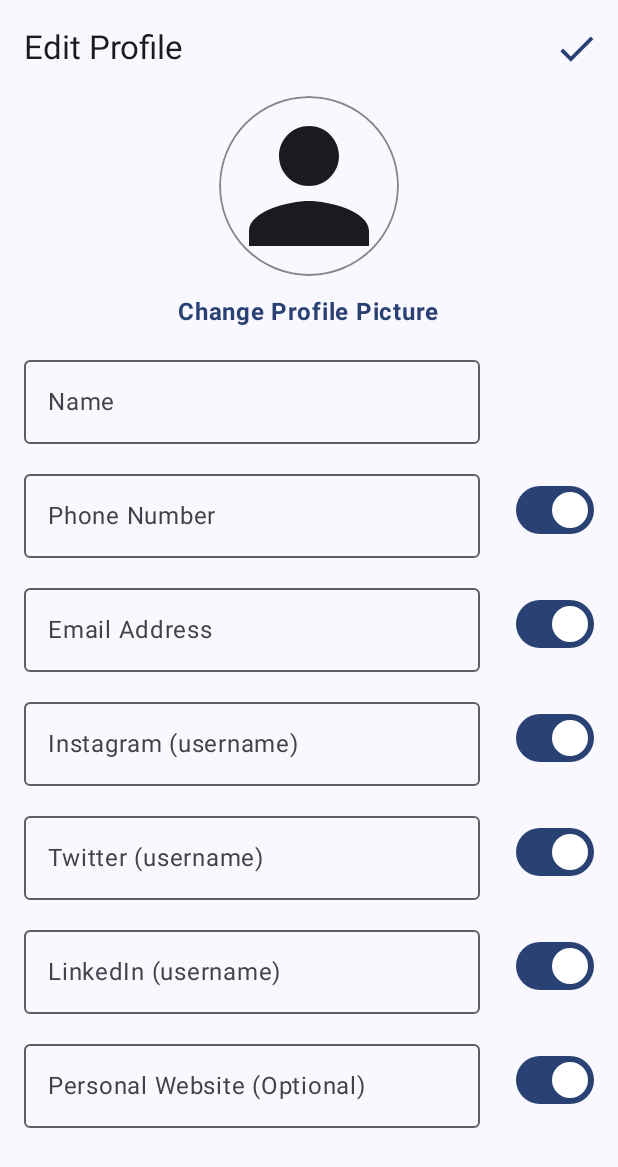
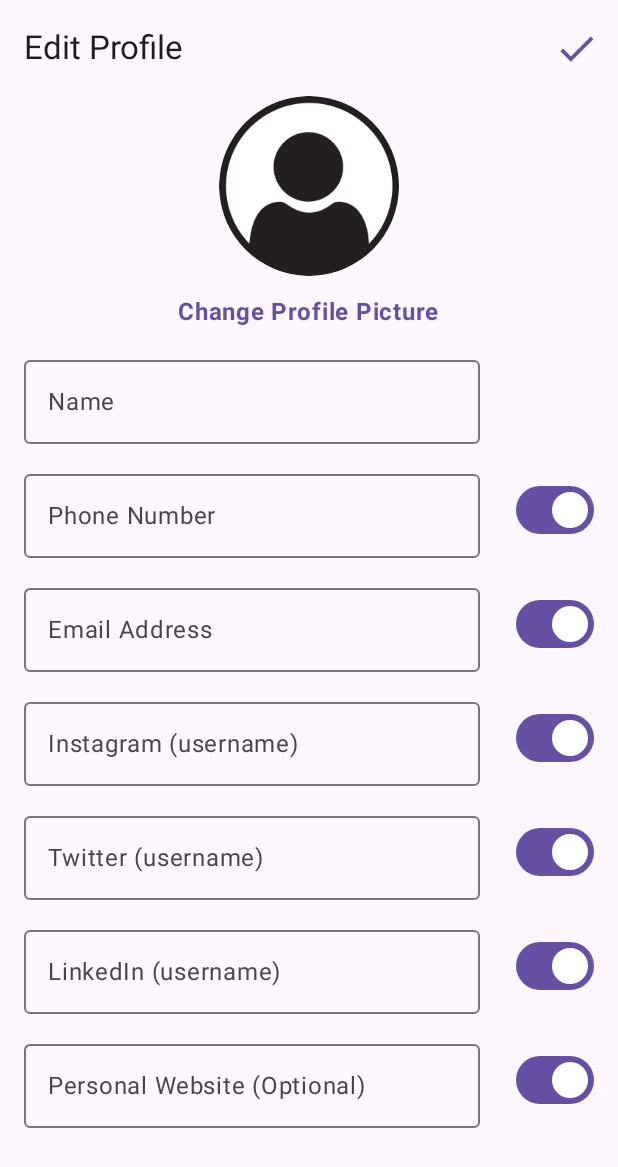
Before and after one commit to aubynsamuel/cardIt, an Android app built with Jetpack Compose: the screen it shows after launch (MainActivity), after a tap on "Edit", on a phone screen of 412 x 824 dp. Shown: the top 1167 px of the screen. Run offline under Robolectric (Android 15) with nearby library versions, the phone set to English and light mode, and no system bars; our stand-ins replace Room's generated code; pictures from the network do not load.

Commit message:
* added fallback profile picture * disabled dynamic themes

```diff
--- a/app/build.gradle.kts
+++ b/app/build.gradle.kts
@@ -22,7 +22,7 @@ android {
 
     buildTypes {
         release {
-            val boolean = true
+            val boolean = false
             isMinifyEnabled = boolean
             isShrinkResources = boolean
             proguardFiles(
--- a/app/src/main/java/com/aubynsamuel/cardit/ui/screens/EditProfileScreen.kt
+++ b/app/src/main/java/com/aubynsamuel/cardit/ui/screens/EditProfileScreen.kt
@@ -4,7 +4,6 @@ import android.content.Intent
 import androidx.activity.compose.rememberLauncherForActivityResult
 import androidx.activity.result.PickVisualMediaRequest
 import androidx.activity.result.contract.ActivityResultContracts
-import androidx.compose.foundation.border
 import androidx.compose.foundation.clickable
 import androidx.compose.foundation.layout.Arrangement
 import androidx.compose.foundation.layout.Box
@@ -18,7 +17,6 @@ import androidx.compose.foundation.shape.CircleShape
 import androidx.compose.foundation.verticalScroll
 import androidx.compose.material.icons.Icons
 import androidx.compose.material.icons.filled.Done
-import androidx.compose.material.icons.filled.Person
 import androidx.compose.material3.ExperimentalMaterial3Api
 import androidx.compose.material3.Icon
 import androidx.compose.material3.IconButton
@@ -31,7 +29,6 @@ import androidx.compose.runtime.Composable
 import androidx.compose.ui.Alignment
 import androidx.compose.ui.Modifier
 import androidx.compose.ui.draw.clip
-import androidx.compose.ui.graphics.Color
 import androidx.compose.ui.layout.ContentScale
 import androidx.compose.ui.platform.LocalContext
 import androidx.compose.ui.text.font.FontWeight
@@ -39,6 +36,7 @@ import androidx.compose.ui.unit.dp
 import androidx.core.net.toUri
 import androidx.lifecycle.viewmodel.compose.viewModel
 import coil.compose.AsyncImage
+import coil.compose.rememberAsyncImagePainter
 import com.aubynsamuel.cardit.models.ProfileEnum
 import com.aubynsamuel.cardit.ui.components.ItemRow
 import com.aubynsamuel.cardit.ui.components.SwitchableTextField
@@ -110,22 +108,13 @@ fun EditProfileScreen(
                     },
                 contentAlignment = Alignment.Center
             ) {
-                if (userProfile.profilePhotoUri.isNotBlank()) {
-                    AsyncImage(
-                        model = userProfile.profilePhotoUri.toUri(),
-                        contentDescription = "Profile Photo",
-                        modifier = Modifier.fillMaxSize(),
-                        contentScale = ContentScale.Crop
-                    )
-                } else {
-                    Icon(
-                        Icons.Default.Person,
-                        contentDescription = "Profile Picture Placeholder",
-                        modifier = Modifier
-                            .fillMaxSize()
-                            .border(width = 1.dp, shape = CircleShape, color = Color.Gray),
-                    )
-                }
+                AsyncImage(
+                    model = userProfile.profilePhotoUri.toUri(),
+                    contentDescription = "Profile Photo",
+                    modifier = Modifier.fillMaxSize(),
+                    contentScale = ContentScale.Crop,
+                    error = rememberAsyncImagePainter(com.aubynsamuel.cardit.R.drawable.person)
+                )
             }
             Text(
                 text = "Change Profile Picture",
--- a/app/src/main/java/com/aubynsamuel/cardit/ui/screens/ProfileScreen.kt
+++ b/app/src/main/java/com/aubynsamuel/cardit/ui/screens/ProfileScreen.kt
@@ -1,6 +1,5 @@
 package com.aubynsamuel.cardit.ui.screens
 
-import androidx.compose.foundation.border
 import androidx.compose.foundation.layout.Arrangement
 import androidx.compose.foundation.layout.Box
 import androidx.compose.foundation.layout.Column
@@ -10,10 +9,7 @@ import androidx.compose.foundation.layout.size
 import androidx.compose.foundation.rememberScrollState
 import androidx.compose.foundation.shape.CircleShape
 import androidx.compose.foundation.verticalScroll
-import androidx.compose.material.icons.Icons
-import androidx.compose.material.icons.filled.Person
 import androidx.compose.material3.ExperimentalMaterial3Api
-import androidx.compose.material3.Icon
 import androidx.compose.material3.IconButton
 import androidx.compose.material3.MaterialTheme
 import androidx.compose.material3.Scaffold
@@ -23,7 +19,6 @@ import androidx.compose.runtime.Composable
 import androidx.compose.ui.Alignment
 import androidx.compose.ui.Modifier
 import androidx.compose.ui.draw.clip
-import androidx.compose.ui.graphics.Color
 import androidx.compose.ui.layout.ContentScale
 import androidx.compose.ui.text.font.FontWeight
 import androidx.compose.ui.unit.dp
@@ -32,6 +27,7 @@ import androidx.core.net.toUri
 import androidx.lifecycle.viewmodel.compose.viewModel
 import androidx.navigation.NavHostController
 import coil.compose.AsyncImage
+import coil.compose.rememberAsyncImagePainter
 import com.aubynsamuel.cardit.ui.components.BottomTabs
 import com.aubynsamuel.cardit.ui.components.DetailItem
 import com.aubynsamuel.cardit.ui.components.ItemRow
@@ -86,22 +82,13 @@ fun ProfileScreen(
                     .clip(CircleShape),
                 contentAlignment = Alignment.Center
             ) {
-                if (userProfile.profilePhotoUri.isNotBlank()) {
-                    AsyncImage(
-                        model = userProfile.profilePhotoUri.toUri(),
-                        contentDescription = "Profile Photo",
-                        modifier = Modifier.fillMaxSize(),
-                        contentScale = ContentScale.Crop
-                    )
-                } else {
-                    Icon(
-                        Icons.Default.Person,
-                        contentDescription = "Profile Picture Placeholder",
-                        modifier = Modifier
-                            .fillMaxSize()
-                            .border(width = 1.dp, shape = CircleShape, color = Color.Gray),
-                    )
-                }
+                AsyncImage(
+                    model = userProfile.profilePhotoUri.toUri(),
+                    contentDescription = "Profile Photo",
+                    modifier = Modifier.fillMaxSize(),
+                    contentScale = ContentScale.Crop,
+                    error = rememberAsyncImagePainter(com.aubynsamuel.cardit.R.drawable.person)
+                )
             }
             Column(
                 horizontalAlignment = Alignment.CenterHorizontally,
--- a/app/src/main/java/com/aubynsamuel/cardit/ui/theme/Theme.kt
+++ b/app/src/main/java/com/aubynsamuel/cardit/ui/theme/Theme.kt
@@ -11,15 +11,15 @@ import androidx.compose.runtime.Composable
 import androidx.compose.ui.platform.LocalContext
 
 private val DarkColorScheme = darkColorScheme(
-    primary = Purple80,
-    secondary = PurpleGrey80,
-    tertiary = Pink80
+//    primary = Purple80,
+//    secondary = PurpleGrey80,
+//    tertiary = Pink80
 )
 
 private val LightColorScheme = lightColorScheme(
-    primary = Purple40,
-    secondary = PurpleGrey40,
-    tertiary = Pink40
+//    primary = Purple40,
+//    secondary = PurpleGrey40,
+//    tertiary = Pink40
 
     /* Other default colors to override
     background = Color(0xFFFFFBFE),
@@ -35,8 +35,7 @@ private val LightColorScheme = lightColorScheme(
 @Composable
 fun CardItTheme(
     darkTheme: Boolean = isSystemInDarkTheme(),
-    // Dynamic color is available on Android 12+
-    dynamicColor: Boolean = true,
+    dynamicColor: Boolean = false,
     content: @Composable () -> Unit,
 ) {
     val colorScheme = when {
--- a/app/src/main/res/values/strings.xml
+++ b/app/src/main/res/values/strings.xml
@@ -1,3 +1,3 @@
 <resources>
-    <string name="app_name">cardIt</string>
+    <string name="app_name">Card It</string>
 </resources>
```
Also changed, not shown: app/src/main/res/drawable/person.jpg (added).
